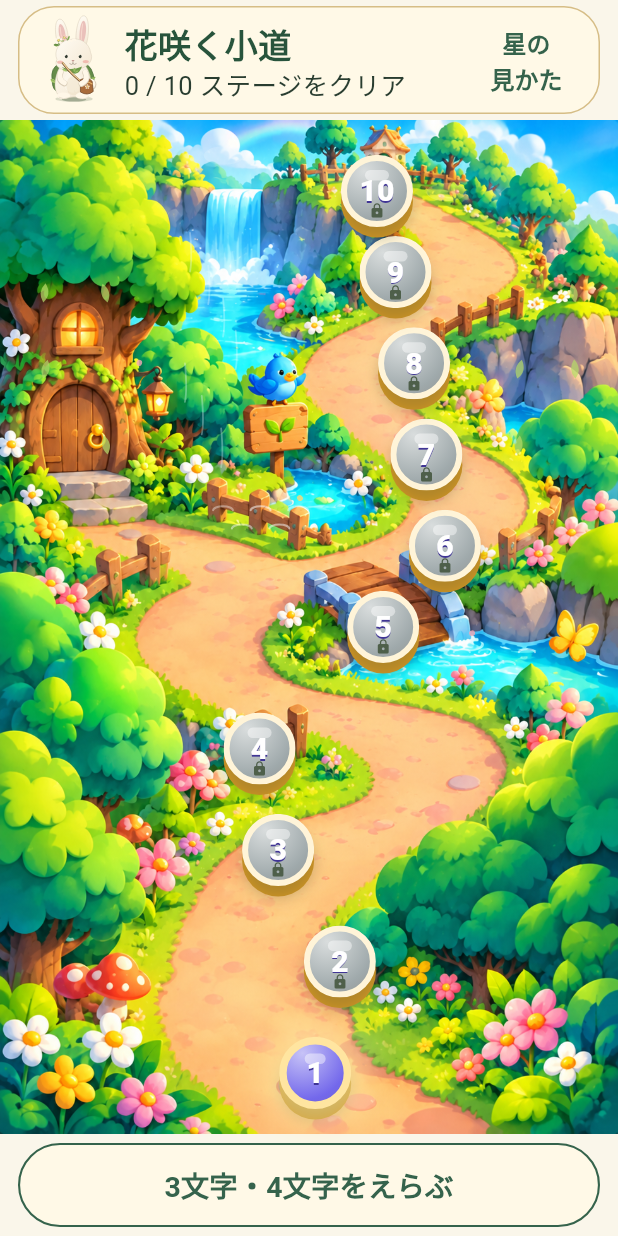
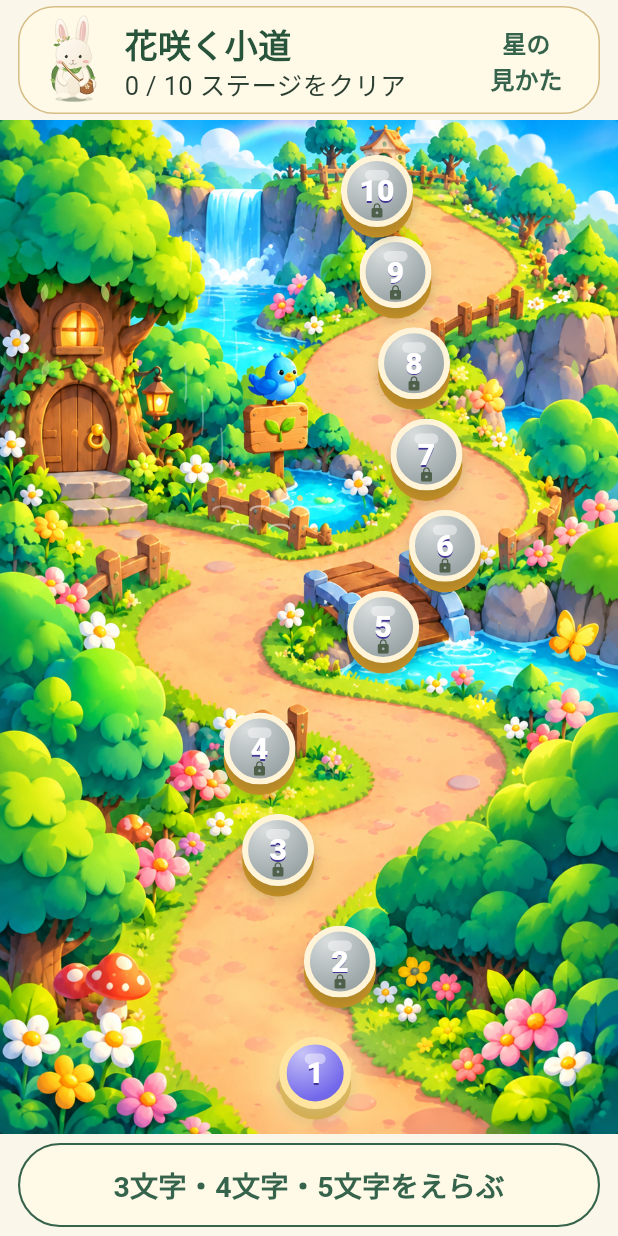
Before and after one commit to yamashun200510-design/kotoba-no-mori, a Flutter app: the ForestStageMap widget shown alone on an empty page, opened directly with empty values, on a phone screen of 412 x 824 dp. Run offline on Flutter 3.47's test engine with Material 3 defaults, Android fonts, the phone set to English and light mode, and no system bars; our stand-ins replace google_mobile_ads, shared_preferences; accounts and stored records are empty; Roboto replaces fonts that are missing (ZenMaru).

Commit message:
Open the 5-letter mode
The 54 five-kana entries were reserved data; they are now playable:
- Progress.selectMode and ModePuzzle.decode accept length 5
- Mode picker offers 3/4/5 letters; records screen shows 5-letter stats
- Stage map button label and word audit tool follow the new mode set
- Tests: selectMode(5) now succeeds (2 and 6 still rejected) and the
  mode round-trip test also covers length 5

The invitation-code format stays 3/4 letters: its version-1 payload
encoding is sized for at most 4 kana and is a separate wire format.

Connector push part 1 of 2 (argument size limit).

```diff
--- a/lib/game.dart
+++ b/lib/game.dart
@@ -312,7 +312,7 @@ class ModePuzzle {
       draft: data['draft'] as String? ?? '',
       clearRecorded: data['clearRecorded'] as bool? ?? false,
     );
-    if (![3, 4].contains(length) ||
+    if (![3, 4, 5].contains(length) ||
         p.order.isEmpty ||
         p.cursor < 0 ||
         p.hints < 0 ||
@@ -549,7 +549,7 @@ class Progress {
 
   Word get legacyWord => legacyWords[_legacyIndex % legacyWords.length];
   void selectMode(int length) {
-    if (![3, 4].contains(length)) throw ArgumentError('mode');
+    if (![3, 4, 5].contains(length)) throw ArgumentError('mode');
     if (!modes.containsKey(length)) {
       final pool = words
           .where((w) => w.text.length == length)
--- a/lib/stage_map.dart
+++ b/lib/stage_map.dart
@@ -351,7 +351,7 @@ class _ForestStageMapState extends State<ForestStageMap>
             style: OutlinedButton.styleFrom(
               backgroundColor: const Color(0xF5FFF9E7),
             ),
-            child: const Text('3文字・4文字をえらぶ'),
+            child: const Text('3文字・4文字・5文字をえらぶ'),
           ),
         ),
       ),
--- a/tool/audit_words.dart
+++ b/tool/audit_words.dart
@@ -11,7 +11,7 @@ void main() {
       'total': words.length,
       'three': words.where((w) => w.text.length == 3).length,
       'four': words.where((w) => w.text.length == 4).length,
-      'fiveReserved': words.where((w) => w.text.length == 5).length,
+      'five': words.where((w) => w.text.length == 5).length,
       'other': words.where((w) => ![3, 4, 5].contains(w.text.length)).length,
       'byLength': {
         for (final length in words.map((w) => w.text.length).toSet())
@@ -20,12 +20,12 @@ void main() {
       'duplicateExtraEntries': words.length - unique.length,
       'invalid': invalid,
       'normalPlayableUnique': unique
-          .where((text) => [3, 4].contains(text.length))
+          .where((text) => [3, 4, 5].contains(text.length))
           .length,
       'dailyPoolUnique': legacyWords.map((w) => w.text).toSet().length,
       'availableAcrossPublishedModes': {
         ...legacyWords.map((w) => w.text),
-        ...unique.where((text) => [3, 4].contains(text.length)),
+        ...unique.where((text) => [3, 4, 5].contains(text.length)),
       }.length,
     }),
   );
```
Also changed, not shown: 2 other files.
